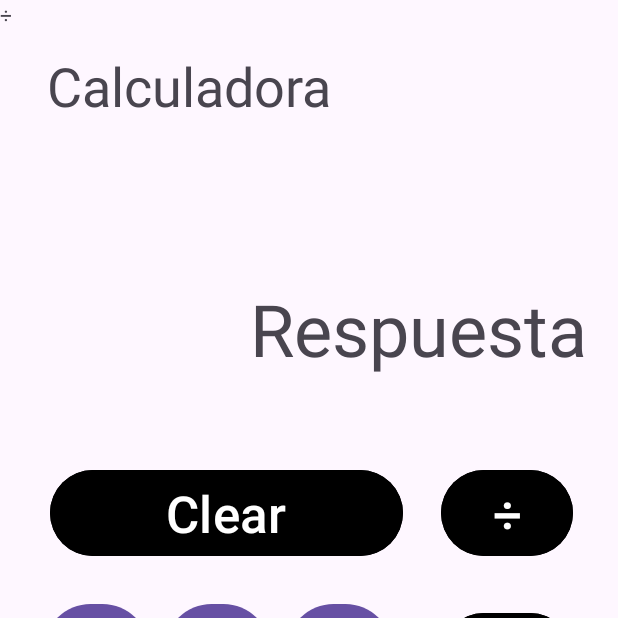
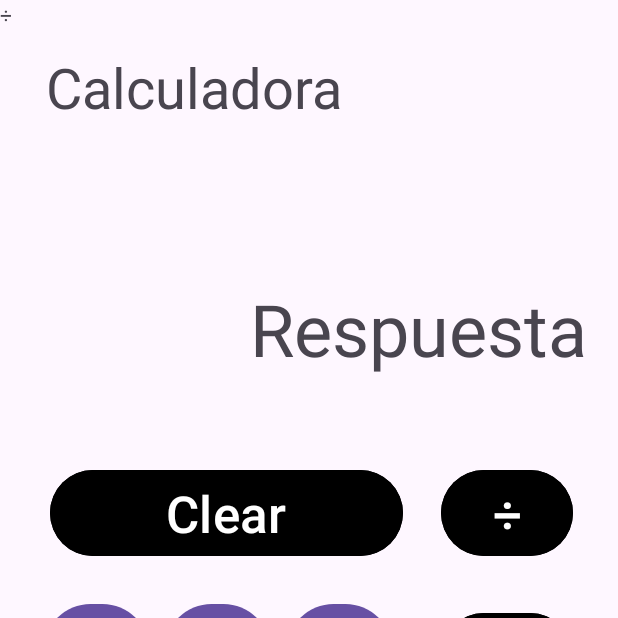
Before and after one commit to saulish/OptiSalud, an Android app: the activity_conf screen opened directly, with no data from a screen before it, on a phone screen of 412 x 824 dp, the top half of it. Run offline under Robolectric (Android 15) with nearby library versions, the phone set to English and light mode, and no system bars; our stand-ins replace Firebase (no records; nobody signed in at launch, a user with empty details on screens opened directly).

Commit message:
Merge remote-tracking branch 'origin/calculadora'

```diff
--- a/app/src/main/java/com/example/optisalud/activity_conf.java
+++ b/app/src/main/java/com/example/optisalud/activity_conf.java
@@ -256,4 +256,4 @@ public class activity_conf extends AppCompatActivity {
     }
 }
 
-//prueba
+//prueba1
--- a/app/src/main/res/layout/activity_conf.xml
+++ b/app/src/main/res/layout/activity_conf.xml
@@ -11,7 +11,7 @@
         android:layout_width="wrap_content"
         android:layout_height="wrap_content"
         android:text="Calculadora"
-        android:textSize="36sp"
+        android:textSize="37sp"
         app:layout_constraintBottom_toBottomOf="parent"
         app:layout_constraintEnd_toEndOf="parent"
         app:layout_constraintHorizontal_bias="0.142"
```
